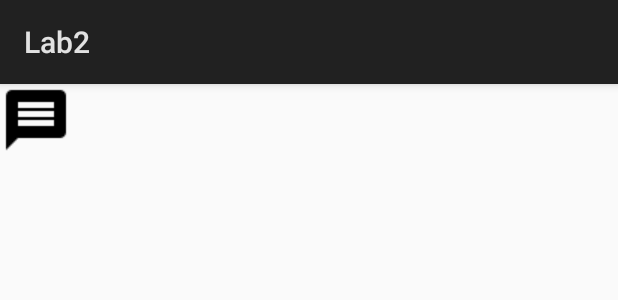
After one commit to nathandoef/CST2335, an Android app: the layout chat_row_incoming.xml on its own in the app's theme, with its tools: preview values and no code run, on a phone screen of 412 x 824 dp. The commit adds this screen. Shown: the top 300 px of the screen. Run offline under Robolectric (Android 15) with nearby library versions, the phone set to English and light mode, and no system bars.

Commit message:
Finished Lab 4

```diff
--- a/app/src/main/java/com/example/nathan/androidlabs/LoginActivity.java
+++ b/app/src/main/java/com/example/nathan/androidlabs/LoginActivity.java
@@ -8,6 +8,7 @@
 import android.util.Log;
 import android.view.View;
 import android.widget.Button;
+import android.widget.EditText;
 import android.widget.TextView;
 
 public class LoginActivity extends Activity {
@@ -20,7 +21,8 @@
         setContentView(R.layout.activity_login);
 
         final SharedPreferences sharedPreferences = LoginActivity.this.getPreferences(Context.MODE_PRIVATE);
-        final TextView txtEmail = (TextView)findViewById(R.id.txtEmail);
+
+        final EditText txtEmail = (EditText) findViewById(R.id.txtEmail);
 
         String emailString = sharedPreferences.getString("DefaultEmail", DEFAULT_EMAIL);
         txtEmail.setText(emailString);
--- /dev/null
+++ b/app/src/main/res/layout/chat_row_incoming.xml
@@ -0,0 +1,18 @@
+<?xml version="1.0" encoding="utf-8"?>
+<LinearLayout xmlns:android="http://schemas.android.com/apk/res/android"
+    android:orientation="horizontal"
+    android:layout_width="match_parent"
+    android:layout_height="match_parent">
+
+    <ImageView
+        android:layout_width="wrap_content"
+        android:layout_height="wrap_content"
+        android:src="@drawable/ic_message_incoming_black_24dp" />
+
+<TextView
+    android:id="@+id/messageText"
+    android:layout_weight="1"
+    android:layout_width="wrap_content"
+    android:layout_height="wrap_content" />
+
+</LinearLayout>
--- a/app/src/main/res/values/strings.xml
+++ b/app/src/main/res/values/strings.xml
@@ -12,8 +12,6 @@
     <string name="cnt_desc_camera">Camera Icon</string>
     <string name="sign_in">Sign in !</string>
 
-    <!-- NEW CONTENT TODO - Add to French strings file -->
-
     <string name="switch_on">Switch is on</string>
     <string name="switch_off">Switch is off</string>
     <string name="dialog_message">Do you want to finish the activity?</string>
@@ -22,4 +20,7 @@
     <string name="cancel">Cancel</string>
     <string name="response">Response</string>
     <string name="here_response">Here is my response</string>
+
+    <string name="start_chat">Start Chat</string>
+    <string name="send">Send</string>
 </resources>
```
Also changed, not shown: app/src/main/AndroidManifest.xml (+7 -6 lines), app/src/main/java/com/example/nathan/androidlabs/ChatWindow.java (added, +99 -0 lines), app/src/main/java/com/example/nathan/androidlabs/StartActivity.java (+11 -0 lines), app/src/main/res/layout/activity_chat_window.xml (added, +38 -0 lines), app/src/main/res/layout/activity_start.xml (+9 -0 lines), app/src/main/res/layout/chat_row_outgoing.xml (added, +19 -0 lines), app/src/main/res/drawable/ic_message_incoming_black_24dp.png (added), app/src/main/res/drawable/ic_message_outgoing_black_24dp.png (added), 1 other file.
